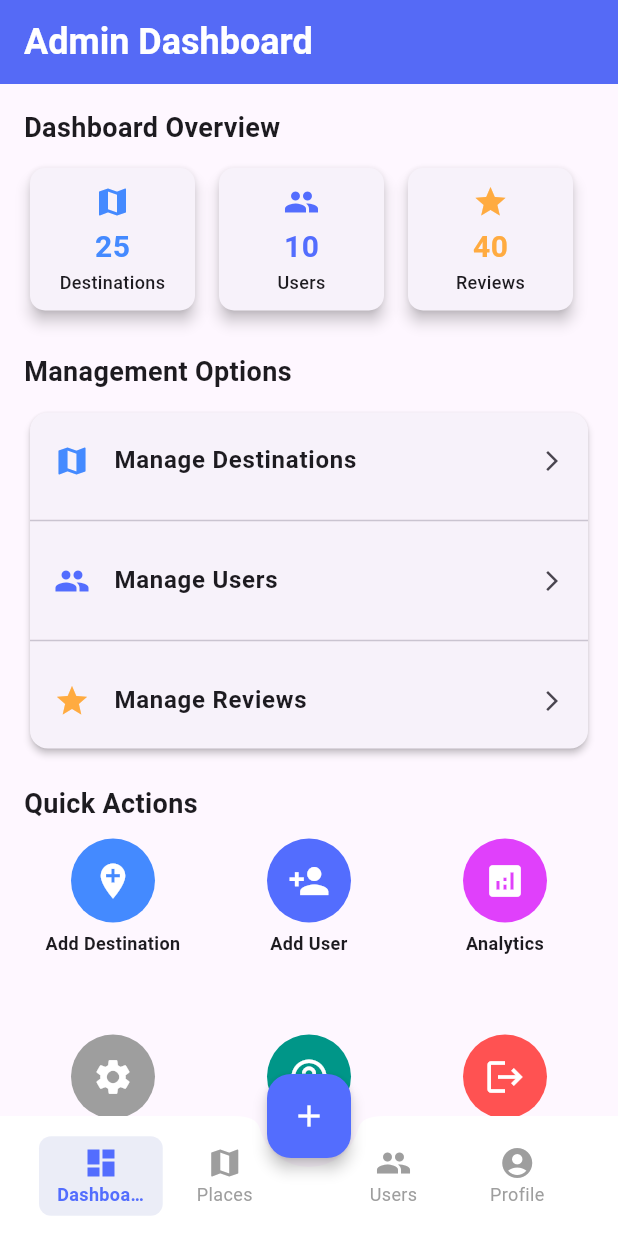
After one commit to yohanmanohara/tourmate, a Flutter app: the AdminDashboardScreen screen opened directly, on a phone screen of 412 x 824 dp. The commit adds this screen. Run offline on Flutter 3.47's test engine with Material 3 defaults, Android fonts, the phone set to English and light mode, and no system bars; our stand-ins replace dots_indicator, firebase_auth, firebase_core, flutter_map, flutter_svg, google_fonts and 5 more; accounts and stored records are empty.

Commit message:
create admin dash

```diff
--- a/lib/main.dart
+++ b/lib/main.dart
@@ -4,15 +4,16 @@ import './screen/onbording.dart';
 import '../services/firebase_options.dart';
 import '../screen/main_layout.dart';
 import 'package:shared_preferences/shared_preferences.dart';
+import '../screen/admin/admin_dashboard.dart';
 
 void main() async {
-  WidgetsFlutterBinding.ensureInitialized(); // Ensure initialization happens first.
+  WidgetsFlutterBinding
+      .ensureInitialized(); // Ensure initialization happens first.
 
   // Firebase initialization
   await Firebase.initializeApp(
     options: DefaultFirebaseOptions.currentPlatform,
   );
-
 
   runApp(const MyApp());
 }
@@ -66,13 +67,12 @@ class _AuthValidateState extends State<AuthValidate> {
         isLoading = false; // Stop loading once check is done
       });
 
-
       Navigator.pushReplacement(
         context,
         MaterialPageRoute(
           builder: (context) => token != null && token.isNotEmpty
-              ? MainLayout() // Navigate to the site layout if authenticated
-              :  OnBoardingScreen(), // Otherwise, go to the login page
+              ? AdminDashboardScreen() // Navigate to the site layout if authenticated
+              : OnBoardingScreen(), // Otherwise, go to the login page
         ),
       );
     } catch (e) {
--- /dev/null
+++ b/lib/screen/admin/admin_dashboard.dart
@@ -0,0 +1,340 @@
+import 'package:flutter/material.dart';
+
+class AdminDashboardScreen extends StatefulWidget {
+  const AdminDashboardScreen({Key? key}) : super(key: key);
+
+  @override
+  State<AdminDashboardScreen> createState() => _AdminDashboardScreenState();
+}
+
+class _AdminDashboardScreenState extends State<AdminDashboardScreen> {
+  int _selectedIndex = 0;
+
+  @override
+  Widget build(BuildContext context) {
+    // Get screen size for responsive layout
+    final Size screenSize = MediaQuery.of(context).size;
+    final bool isSmallScreen = screenSize.width < 360;
+    final double horizontalPadding = isSmallScreen ? 12.0 : 16.0;
+
+    // Sample data - in a real app, fetch these from Firestore.
+    final int totalDestinations = 25;
+    final int totalUsers = 10;
+    final int totalReviews = 40;
+
+    return Scaffold(
+      appBar: AppBar(
+        title: const Text(
+          'Admin Dashboard',
+          style: TextStyle(
+            color: Colors.white,
+            fontWeight: FontWeight.bold,
+            fontSize: 24.0,
+          ),
+        ),
+        backgroundColor: Colors.indigoAccent,
+        elevation: 4,
+      ),
+      body: SafeArea(
+        child: SingleChildScrollView(
+          child: Padding(
+            padding: EdgeInsets.symmetric(
+              horizontal: horizontalPadding,
+              vertical: isSmallScreen ? 12.0 : 16.0,
+            ),
+            child: Column(
+              crossAxisAlignment: CrossAxisAlignment.start,
+              children: [
+                // Admin Overview Header
+                const Text(
+                  'Dashboard Overview',
+                  style: TextStyle(fontSize: 18, fontWeight: FontWeight.bold),
+                ),
+                const SizedBox(height: 10),
+
+                // Dashboard statistics cards - Made more responsive
+                Wrap(
+                  spacing: isSmallScreen ? 6 : 8,
+                  runSpacing: isSmallScreen ? 6 : 8,
+                  alignment: WrapAlignment.spaceEvenly,
+                  children: [
+                    _buildDashboardCard('Destinations', totalDestinations,
+                        Icons.map, Colors.blueAccent, screenSize),
+                    _buildDashboardCard('Users', totalUsers, Icons.people,
+                        Colors.indigoAccent, screenSize),
+                    _buildDashboardCard('Reviews', totalReviews, Icons.star,
+                        Colors.orangeAccent, screenSize),
+                  ],
+                ),
+
+                SizedBox(height: isSmallScreen ? 16 : 24),
+
+                // Admin Actions Header
+                const Text(
+                  'Management Options',
+                  style: TextStyle(fontSize: 18, fontWeight: FontWeight.bold),
+                ),
+                const SizedBox(height: 10),
+
+                // Navigation ListTiles in a Card
+                Card(
+                  elevation: 2,
+                  shape: RoundedRectangleBorder(
+                    borderRadius: BorderRadius.circular(12),
+                  ),
+                  child: Column(
+                    children: [
+                      _buildListTile(
+                          context,
+                          'Manage Destinations',
+                          Icons.map,
+                          Colors.blueAccent,
+                          '/manage-destinations',
+                          isSmallScreen),
+                      const Divider(),
+                      _buildListTile(context, 'Manage Users', Icons.people,
+                          Colors.indigoAccent, '/manage-users', isSmallScreen),
+                      const Divider(),
+                      _buildListTile(
+                          context,
+                          'Manage Reviews',
+                          Icons.star,
+                          Colors.orangeAccent,
+                          '/manage-reviews',
+                          isSmallScreen),
+                    ],
+                  ),
+                ),
+
+                SizedBox(height: isSmallScreen ? 16 : 20),
+
+                // Quick Actions Section
+                const Text(
+                  'Quick Actions',
+                  style: TextStyle(fontSize: 18, fontWeight: FontWeight.bold),
+                ),
+                const SizedBox(height: 10),
+
+                // Responsive GridView for quick actions
+                GridView.count(
+                  shrinkWrap: true,
+                  physics: const NeverScrollableScrollPhysics(),
+                  crossAxisCount: screenSize.width < 480 ? 3 : 4,
+                  childAspectRatio: isSmallScreen ? 0.9 : 1.0,
+                  mainAxisSpacing: isSmallScreen ? 8 : 12,
+                  crossAxisSpacing: isSmallScreen ? 8 : 12,
+                  children: [
+                    _buildActionButton(Icons.add_location, 'Add Destination',
+                        Colors.blueAccent, isSmallScreen),
+                    _buildActionButton(Icons.person_add, 'Add User',
+                        Colors.indigoAccent, isSmallScreen),
+                    _buildActionButton(Icons.analytics, 'Analytics',
+                        Colors.purpleAccent, isSmallScreen),
+                    _buildActionButton(
+                        Icons.settings, 'Settings', Colors.grey, isSmallScreen),
+                    _buildActionButton(
+                        Icons.help_outline, 'Help', Colors.teal, isSmallScreen),
+                    _buildActionButton(Icons.logout, 'Logout', Colors.redAccent,
+                        isSmallScreen),
+                  ],
+                ),
+
+                // Responsive bottom padding
+                SizedBox(height: MediaQuery.of(context).padding.bottom + 80),
+              ],
+            ),
+          ),
+        ),
+      ),
+
+      // Enhanced Bottom Navigation Bar
+      bottomNavigationBar: BottomAppBar(
+        color: Colors.white,
+        elevation: 8,
+        notchMargin: 6,
+        shape: const CircularNotchedRectangle(),
+        child: Container(
+          height: isSmallScreen ? 50 : 60,
+          padding: EdgeInsets.symmetric(horizontal: isSmallScreen ? 5 : 10),
+          child: Row(
+            mainAxisAlignment: MainAxisAlignment.spaceAround,
+            children: [
+              Expanded(
+                  child: _buildNavBarItem(
+                      0, Icons.dashboard, 'Dashboard', isSmallScreen)),
+              Expanded(
+                  child:
+                      _buildNavBarItem(1, Icons.map, 'Places', isSmallScreen)),
+              // Larger space for FAB on smaller screens
+              SizedBox(width: isSmallScreen ? 40 : 30),
+              Expanded(
+                  child: _buildNavBarItem(
+                      2, Icons.people, 'Users', isSmallScreen)),
+              Expanded(
+                  child: _buildNavBarItem(
+                      3, Icons.account_circle, 'Profile', isSmallScreen)),
+            ],
+          ),
+        ),
+      ),
+
+      // Responsive floating action button
+      floatingActionButton: FloatingActionButton(
+        onPressed: () {
+          // Navigate to analytics or add new content
+          Navigator.pushNamed(context, '/analytics');
+        },
+        backgroundColor: Colors.indigoAccent,
+        elevation: 4,
+        // Adjust the size for smaller screens
+        mini: isSmallScreen,
+        child: const Icon(Icons.add, color: Colors.white),
+      ),
+      floatingActionButtonLocation: FloatingActionButtonLocation.centerDocked,
+    );
+  }
+
+  // Enhanced list tile for better responsiveness
+  Widget _buildListTile(BuildContext context, String title, IconData icon,
+      Color color, String route, bool isSmall) {
+    return ListTile(
+      contentPadding: EdgeInsets.symmetric(
+        horizontal: isSmall ? 12 : 16,
+        vertical: isSmall ? 2 : 4,
+      ),
+      leading: Icon(icon, color: color, size: isSmall ? 22 : 24),
+      title: Text(
+        title,
+        style: TextStyle(
+          fontWeight: FontWeight.bold,
+          fontSize: isSmall ? 14 : 16,
+        ),
+      ),
+      trailing: Icon(
+        Icons.arrow_forward_ios,
+        size: isSmall ? 14 : 16,
+      ),
+      onTap: () {
+        Navigator.pushNamed(context, route);
+      },
+    );
+  }
+
+  // Enhanced navbar item for better responsiveness
+  Widget _buildNavBarItem(
+      int index, IconData icon, String label, bool isSmall) {
+    bool isSelected = _selectedIndex == index;
+    return InkWell(
+      onTap: () {
+        setState(() {
+          _selectedIndex = index;
+        });
+
+        // Handle navigation based on selected index
+        switch (index) {
+          case 0: // Dashboard - already there
+            break;
+          case 1: // Places Management
+            Navigator.pushNamed(context, '/manage-destinations');
+            break;
+          case 2: // Users Management
+            Navigator.pushNamed(context, '/manage-users');
+            break;
+          case 3: // Admin Profile
+            Navigator.pushNamed(context, '/admin-profile');
+            break;
+        }
+      },
+      borderRadius: BorderRadius.circular(8),
+      child: Container(
+        padding: EdgeInsets.symmetric(
+            horizontal: isSmall ? 8 : 12, vertical: isSmall ? 4 : 6),
+        decoration: BoxDecoration(
+          color:
+              isSelected ? Colors.indigo.withOpacity(0.1) : Colors.transparent,
+          borderRadius: BorderRadius.circular(8),
+        ),
+        child: Column(
+          mainAxisSize: MainAxisSize.min,
+          children: [
+            Icon(
+              icon,
+              color: isSelected ? Colors.indigoAccent : Colors.grey,
+              size: isSmall ? 20 : 24,
+            ),
+            Text(
+              label,
+              style: TextStyle(
+                fontSize: isSmall ? 10 : 12,
+                color: isSelected ? Colors.indigoAccent : Colors.grey,
+                fontWeight: isSelected ? FontWeight.bold : FontWeight.normal,
+              ),
+              overflow: TextOverflow.ellipsis,
+            ),
+          ],
+        ),
+      ),
+    );
+  }
+
+  // Enhanced dashboard card for better responsiveness
+  Widget _buildDashboardCard(
+      String title, int count, IconData icon, Color color, Size screenSize) {
+    final bool isSmall = screenSize.width < 360;
+    final double cardWidth = isSmall ? 85 : (screenSize.width < 400 ? 95 : 110);
+
+    return Card(
+      elevation: 4,
+      shape: RoundedRectangleBorder(borderRadius: BorderRadius.circular(10)),
+      child: Container(
+        width: cardWidth,
+        height: isSmall ? 85 : 95,
+        padding: EdgeInsets.all(isSmall ? 6 : 8),
+        child: Column(
+          mainAxisAlignment: MainAxisAlignment.center,
+          children: [
+            Icon(icon, color: color, size: isSmall ? 20 : 24),
+            SizedBox(height: isSmall ? 2 : 4),
+            Text(
+              '$count',
+              style: TextStyle(
+                fontSize: isSmall ? 18 : 20,
+                fontWeight: FontWeight.bold,
+                color: color,
+              ),
+            ),
+            Text(
+              title,
+              style: TextStyle(
+                  fontWeight: FontWeight.w500, fontSize: isSmall ? 10 : 12),
+              textAlign: TextAlign.center,
+              overflow: TextOverflow.ellipsis,
+            ),
+          ],
+        ),
+      ),
+    );
+  }
+
+  // Enhanced action button for better responsiveness
+  Widget _buildActionButton(
+      IconData icon, String title, Color color, bool isSmall) {
+    return Column(
+      children: [
+        CircleAvatar(
+          radius: isSmall ? 24 : 28,
+          backgroundColor: color,
+          child: Icon(icon, color: Colors.white, size: isSmall ? 22 : 28),
+        ),
+        SizedBox(height: isSmall ? 3 : 5),
+        Text(
+          title,
+          style: TextStyle(
+              fontWeight: FontWeight.bold, fontSize: isSmall ? 10 : 12),
+          textAlign: TextAlign.center,
+          overflow: TextOverflow.ellipsis,
+        ),
+      ],
+    );
+  }
+}
--- a/lib/services/auth_services.dart
+++ b/lib/services/auth_services.dart
@@ -18,8 +18,10 @@ class AuthService {
     required String email,
     required String password,
   }) async {
+    print("Login started for email: $email");
     try {
       if (email.isEmpty || password.isEmpty) {
+        print("Email or password empty");
         toastification.show(
           context: context,
           title: const Text('Email and password cannot be empty'),
@@ -36,6 +38,7 @@ class AuthService {
       }
 
       if (!isValidEmail(email)) {
+        print("Invalid email format");
         toastification.show(
           context: context,
           title: const Text('Please enter a valid email address'),
@@ -51,27 +54,29 @@ class AuthService {
         return;
       }
 
+      print("Attempting to sign in with Firebase");
       final userCredential =
           await FirebaseAuth.instance.signInWithEmailAndPassword(
         email: email,
         password: password,
       );
 
+      print("User signed in successfully");
       String idToken = (await userCredential.user!.getIdToken())!;
 
-
+      print("ID Token retrieved: $idToken");
       // Get the current user
       User? currentUser = FirebaseAuth.instance.currentUser;
 
       if (currentUser != null) {
-
+        print("Current user: ${currentUser.email}");
         SharedPreferences prefs = await SharedPreferences.getInstance();
         await prefs.setString('authToken', idToken);
+        print("Auth token saved to SharedPreferences");
       }
 
       // Success toast
       toastification.show(
-
         title: const Text("Login successful!"),
         autoCloseDuration: const Duration(seconds: 2),
         type: ToastificationType.success,
@@ -85,13 +90,10 @@ class AuthService {
 
       // Navigate to Dashboard after a delay (optional)
       Future.delayed(const Duration(seconds: 1), () {
+        print("Navigating to MainLayout");
         Navigator.pushReplacement(
-
-
           context,
-          MaterialPageRoute(
-              builder: (context) =>
-                  MainLayout()),
+          MaterialPageRoute(builder: (context) => MainLayout()),
         );
       });
     } on FirebaseAuthException catch (e) {
@@ -116,7 +118,12 @@ class AuthService {
         primaryColor: const Color.fromARGB(255, 235, 86, 86),
         borderRadius: BorderRadius.circular(20),
       );
+      print(
+          "Firebase Auth Exception: ${e.code} - ${e.message}"); // Add this line
+    } catch (e) {
+      print("An unexpected error occurred: $e"); // Add this line
     }
+    print("Login process completed");
   }
 
   // Signup function
@@ -167,12 +174,10 @@ class AuthService {
 
       String idToken = (await userCredential.user!.getIdToken())!;
 
-
       // Get the current user
       User? currentUser = FirebaseAuth.instance.currentUser;
 
       if (currentUser != null) {
-
         // You can store the token in SharedPreferences if needed
         SharedPreferences prefs = await SharedPreferences.getInstance();
         await prefs.setString('authToken', idToken);
@@ -262,7 +267,6 @@ class AuthService {
           await googleUser.authentication;
 
       if (googleAuth.accessToken == null || googleAuth.idToken == null) {
-
         toastification.show(
           // ignore: use_build_context_synchronously
           context: context,
@@ -311,11 +315,9 @@ class AuthService {
 
           return user;
         } else {
-
           return null;
         }
       } catch (firebaseAuthException) {
-
         toastification.show(
           // ignore: use_build_context_synchronously
           context: context,
@@ -332,8 +334,6 @@ class AuthService {
         return null;
       }
     } catch (e) {
-
-
       // More specific error handling
       String errorMessage = "Google sign-in error";
       if (e.toString().contains("ApiException: 10:")) {
```
